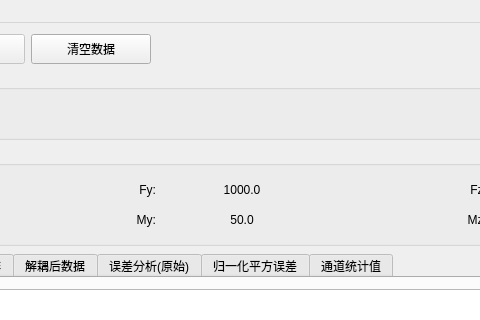
Before: the Qt Designer form Data_Solve.ui in wuhupilot/Six_Dimenson_Data, drawn with Qt 5; both pictures show x 358 to 838 and y 0 to 320 of the 1200 by 800 pixel window.
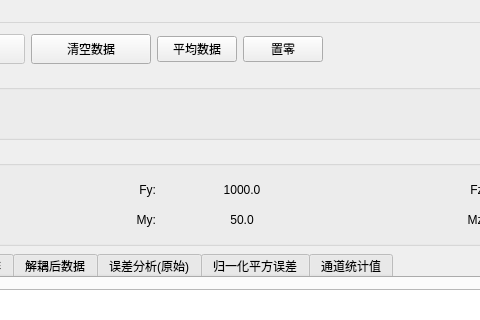
After: the same form once the commit is applied.

Commit message:
v2.1版本更新：添加数据平均功能和静态库支持
主要更新：
- 新增DataAverager模块，支持按指定行数分组求平均
- 新增DataZeroCalibrator零点标定模块
- 新增DataSolverLib静态库项目，便于其他项目集成
- 完善UI辅助层（ExportManager、MatrixDisplayHelper、RangeSettingsDialog）
- 更新项目文档（CLAUDE.md、静态库使用说明）
- 清理临时数据文件和原始备份文件

🤖 Generated with [Claude Code](https://claude.com/claude-code)

Diff of the .ui file:
```diff
--- a/Data_Solve.ui
+++ b/Data_Solve.ui
@@ -75,6 +75,20 @@
         </property>
        </widget>
       </item>
+      <item>
+       <widget class="QPushButton" name="btnAverageData">
+        <property name="text">
+         <string>平均数据</string>
+        </property>
+       </widget>
+      </item>
+      <item>
+       <widget class="QPushButton" name="btnZeroCalibrate">
+        <property name="text">
+         <string>置零</string>
+        </property>
+       </widget>
+      </item>
       <item>
        <spacer name="horizontalSpacer">
         <property name="orientation">
```
The commit also changes 28 other files.
